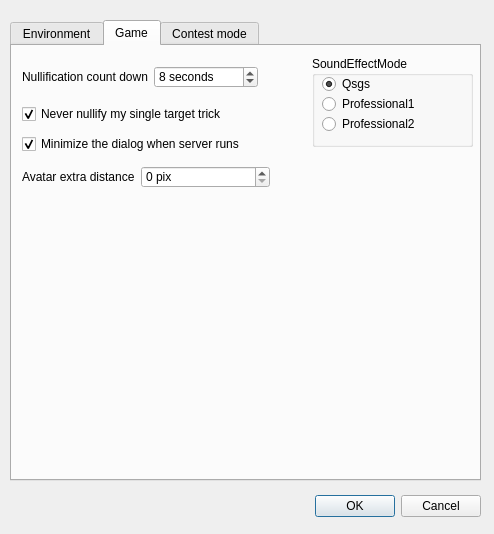
Old version of the form src/dialog/configdialog.ui in the repository gaodayihao/GSanguosha.
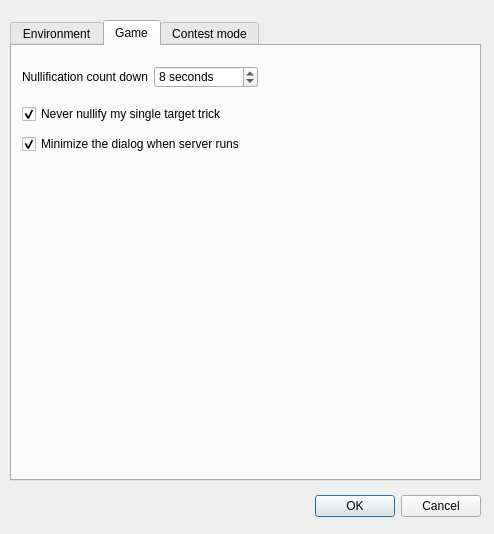
New version of the form. The open tabs and pages were chosen to show the change.

```diff
--- a/src/dialog/configdialog.ui
+++ b/src/dialog/configdialog.ui
@@ -524,105 +524,6 @@
       <bool>true</bool>
      </property>
     </widget>
-    <widget class="QGroupBox" name="groupBox">
-     <property name="geometry">
-      <rect>
-       <x>300</x>
-       <y>10</y>
-       <width>161</width>
-       <height>91</height>
-      </rect>
-     </property>
-     <property name="title">
-      <string>SoundEffectMode</string>
-     </property>
-     <widget class="QRadioButton" name="QsgsradioButton">
-      <property name="geometry">
-       <rect>
-        <x>10</x>
-        <y>20</y>
-        <width>131</width>
-        <height>16</height>
-       </rect>
-      </property>
-      <property name="text">
-       <string>Qsgs</string>
-      </property>
-      <property name="checked">
-       <bool>true</bool>
-      </property>
-     </widget>
-     <widget class="QRadioButton" name="Professional1radioButton">
-      <property name="geometry">
-       <rect>
-        <x>10</x>
-        <y>40</y>
-        <width>131</width>
-        <height>16</height>
-       </rect>
-      </property>
-      <property name="text">
-       <string>Professional1</string>
-      </property>
-     </widget>
-     <widget class="QRadioButton" name="Professional2radioButton">
-      <property name="geometry">
-       <rect>
-        <x>10</x>
-        <y>60</y>
-        <width>131</width>
-        <height>16</height>
-       </rect>
-      </property>
-      <property name="text">
-       <string>Professional2</string>
-      </property>
-     </widget>
-    </widget>
-    <widget class="QWidget" name="layoutWidget5_2">
-     <property name="geometry">
-      <rect>
-       <x>10</x>
-       <y>120</y>
-       <width>248</width>
-       <height>22</height>
-      </rect>
-     </property>
-     <layout class="QFormLayout" name="formLayout_3">
-      <property name="fieldGrowthPolicy">
-       <enum>QFormLayout::AllNonFixedFieldsGrow</enum>
-      </property>
-      <item row="0" column="0">
-       <widget class="QLabel" name="ex_widthLabel">
-        <property name="text">
-         <string>Avatar extra distance</string>
-        </property>
-        <property name="buddy">
-         <cstring>nullificationSpinBox</cstring>
-        </property>
-       </widget>
-      </item>
-      <item row="0" column="1">
-       <widget class="QSpinBox" name="ex_widthSpinBox">
-        <property name="suffix">
-         <string> pix</string>
-        </property>
-        <property name="minimum">
-         <number>0</number>
-        </property>
-        <property name="maximum">
-         <number>1000</number>
-        </property>
-        <property name="singleStep">
-         <number>50</number>
-        </property>
-        <property name="value">
-         <number>0</number>
-        </property>
-       </widget>
-      </item>
-     </layout>
-    </widget>
    </widget>
    <widget class="QWidget" name="tab">
     <attribute name="title">
```
Left out of the diff: 4 changed lines with no effect on the pictures.
